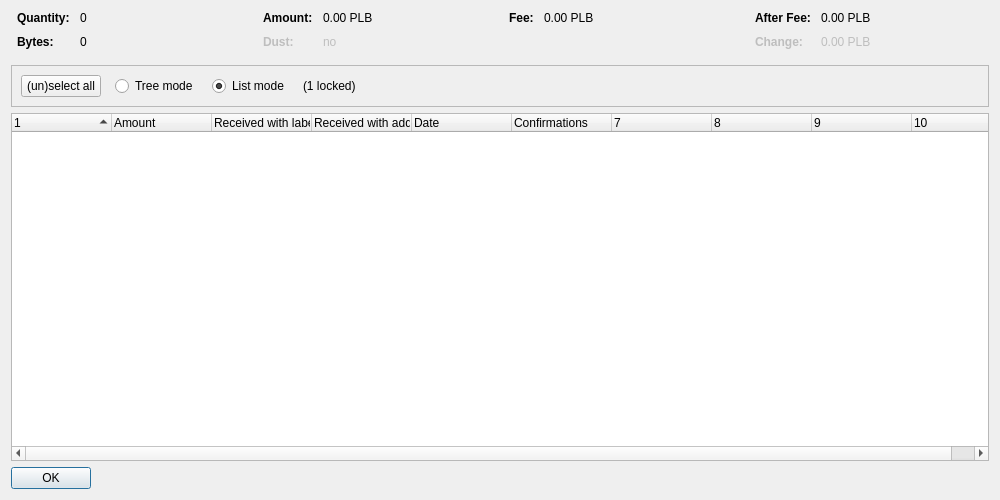
Above: src/qt/forms/coincontroldialog.ui from PaladeumBlockchain/Paladeum before the change. Below: the same form after it.
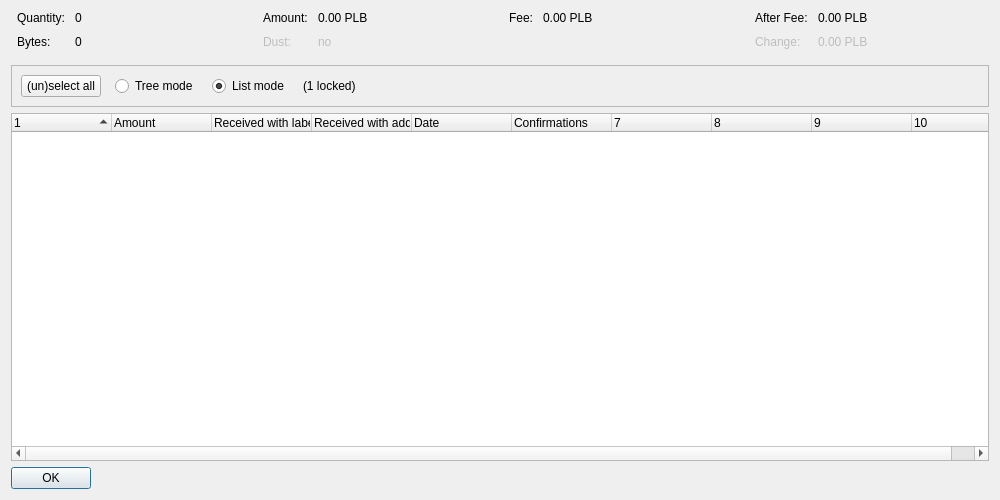
That is the form after the change. Custom widgets are drawn as their Qt base class.

```diff
--- a/src/qt/forms/coincontroldialog.ui
+++ b/src/qt/forms/coincontroldialog.ui
@@ -40,8 +40,8 @@
         <widget class="QLabel" name="labelCoinControlQuantityText">
          <property name="font">
           <font>
-           <weight>75</weight>
-           <bold>true</bold>
+           <weight>57</weight>
+           <bold>false</bold>
           </font>
          </property>
          <property name="text">
@@ -69,8 +69,8 @@
         <widget class="QLabel" name="labelCoinControlBytesText">
          <property name="font">
           <font>
-           <weight>75</weight>
-           <bold>true</bold>
+           <weight>57</weight>
+           <bold>false</bold>
           </font>
          </property>
          <property name="text">
@@ -114,8 +114,8 @@
         <widget class="QLabel" name="labelCoinControlAmountText">
          <property name="font">
           <font>
-           <weight>75</weight>
-           <bold>true</bold>
+           <weight>57</weight>
+           <bold>false</bold>
           </font>
          </property>
          <property name="text">
@@ -146,8 +146,8 @@
          </property>
          <property name="font">
           <font>
-           <weight>75</weight>
-           <bold>true</bold>
+           <weight>57</weight>
+           <bold>false</bold>
           </font>
          </property>
          <property name="text">
@@ -194,8 +194,8 @@
         <widget class="QLabel" name="labelCoinControlFeeText">
          <property name="font">
           <font>
-           <weight>75</weight>
-           <bold>true</bold>
+           <weight>57</weight>
+           <bold>false</bold>
           </font>
          </property>
          <property name="text">
@@ -239,8 +239,8 @@
         <widget class="QLabel" name="labelCoinControlAfterFeeText">
          <property name="font">
           <font>
-           <weight>75</weight>
-           <bold>true</bold>
+           <weight>57</weight>
+           <bold>false</bold>
           </font>
          </property>
          <property name="text">
@@ -271,8 +271,8 @@
          </property>
          <property name="font">
           <font>
-           <weight>75</weight>
-           <bold>true</bold>
+           <weight>57</weight>
+           <bold>false</bold>
           </font>
          </property>
          <property name="text">
```
